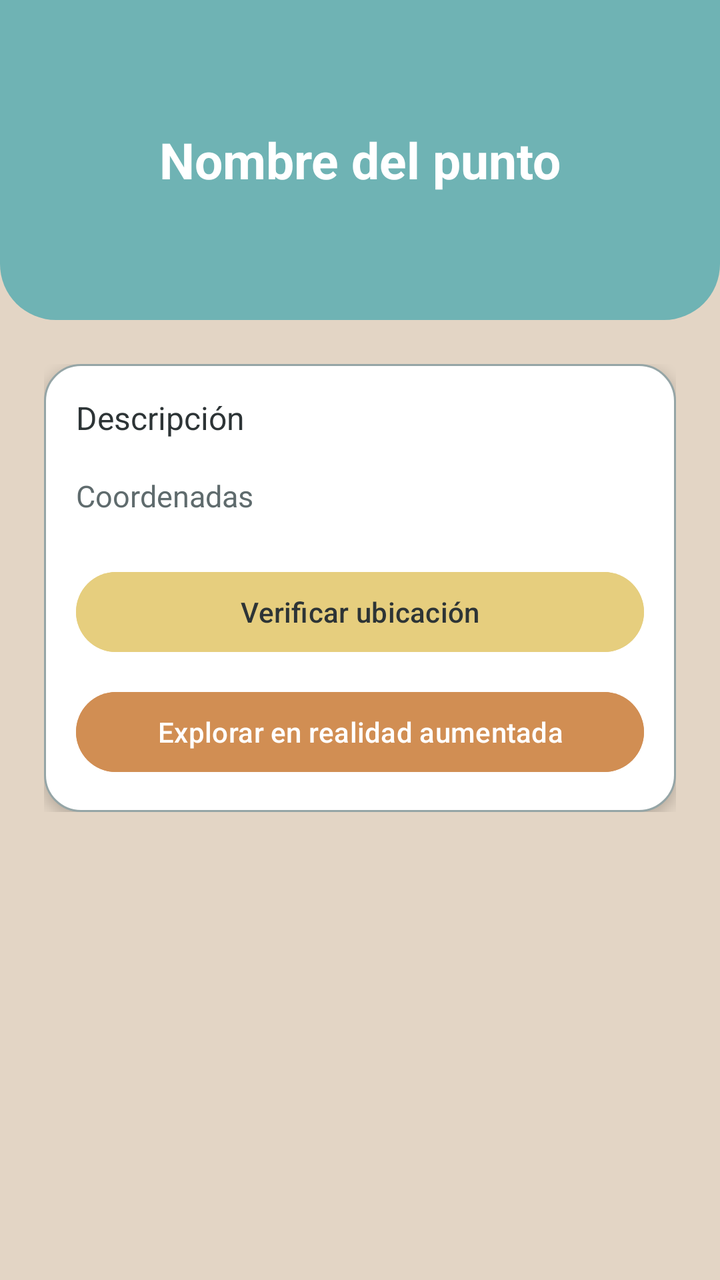
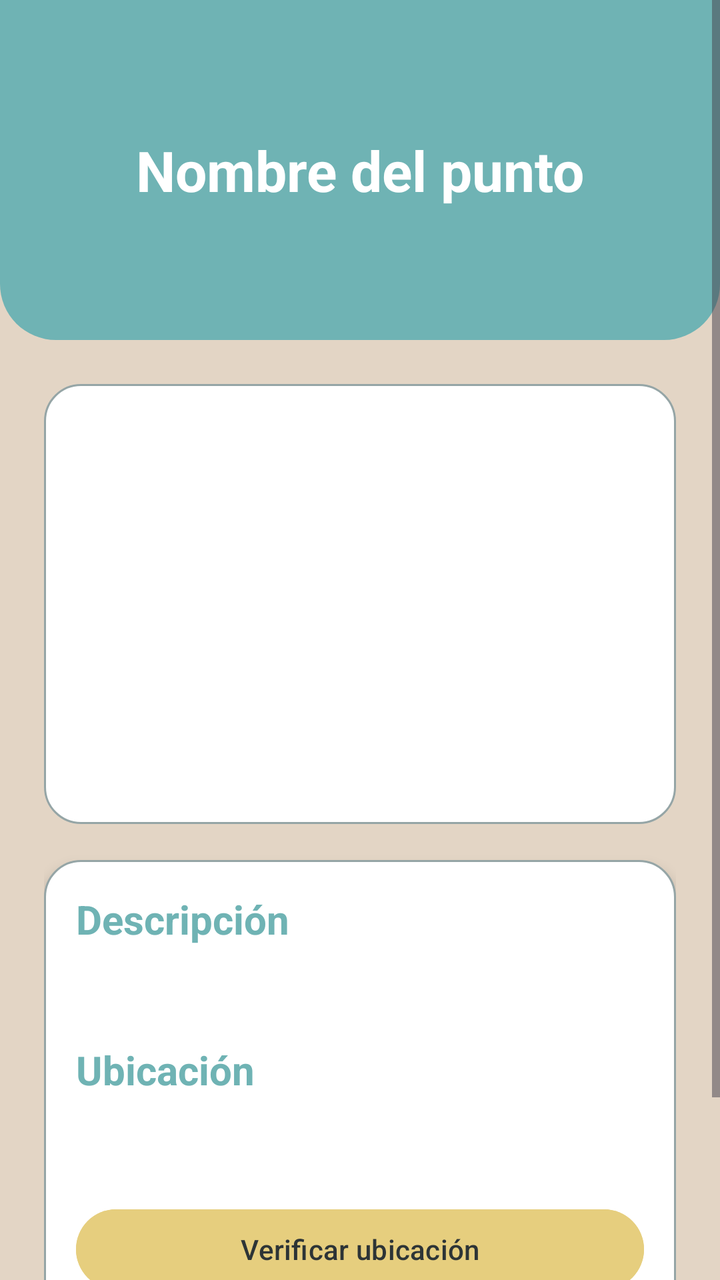

The first picture is an Android layout as it rendered before a commit; the second is the same layout after the commit. The layout source and the unified diff follow.
<!-- AndroidManifest.xml: application theme Theme.GuiaEducativaAR -->
<!-- res/layout/activity_detalle_punto.xml -->
<?xml version="1.0" encoding="utf-8"?>
<ScrollView xmlns:android="http://schemas.android.com/apk/res/android"
    android:layout_width="match_parent"
    android:layout_height="match_parent"
    android:background="@color/background_beige">

    <LinearLayout
        android:layout_width="match_parent"
        android:layout_height="wrap_content"
        android:orientation="vertical">

        <LinearLayout
            android:layout_width="match_parent"
            android:layout_height="160dp"
            android:gravity="center"
            android:orientation="vertical"
            android:background="@drawable/bg_header"
            android:padding="20dp">

            <TextView
                android:id="@+id/txtNombreDetalle"
                android:layout_width="match_parent"
                android:layout_height="wrap_content"
                android:text="Nombre del punto"
                android:textSize="25sp"
                android:textStyle="bold"
                android:textColor="@color/white"
                android:gravity="center" />

        </LinearLayout>

        <LinearLayout
            android:layout_width="match_parent"
            android:layout_height="wrap_content"
            android:orientation="vertical"
            android:padding="22dp">

            <LinearLayout
                android:layout_width="match_parent"
                android:layout_height="wrap_content"
                android:orientation="vertical"
                android:background="@drawable/bg_card"
                android:elevation="4dp">

                <TextView
                    android:id="@+id/txtDescripcionDetalle"
                    android:layout_width="match_parent"
                    android:layout_height="wrap_content"
                    android:text="Descripción"
                    android:textSize="16sp"
                    android:textColor="@color/text_primary" />

                <TextView
                    android:id="@+id/txtCoordenadas"
                    android:layout_width="match_parent"
                    android:layout_height="wrap_content"
                    android:text="Coordenadas"
                    android:textSize="15sp"
                    android:textColor="@color/text_secondary"
                    android:layout_marginTop="18dp" />

                <Button
                    android:id="@+id/btnVerificarUbicacion"
                    android:layout_width="match_parent"
                    android:layout_height="wrap_content"
                    android:text="Verificar ubicación"
                    android:textColor="@color/text_primary"
                    android:backgroundTint="@color/accent_gold"
                    android:layout_marginTop="24dp" />

                <Button
                    android:id="@+id/btnAbrirAR"
                    android:layout_width="match_parent"
                    android:layout_height="wrap_content"
                    android:text="Explorar en realidad aumentada"
                    android:textColor="@color/white"
                    android:backgroundTint="@color/accent_brown"
                    android:layout_marginTop="12dp" />

            </LinearLayout>

        </LinearLayout>

    </LinearLayout>

</ScrollView>
<!-- resources referenced by this layout -->
<resources>
  <color name="accent_brown">#D18E53</color>
  <color name="accent_gold">#E6CE7E</color>
  <color name="background_beige">#E3D5C5</color>
  <color name="text_primary">#2D3436</color>
  <color name="text_secondary">#5F6B6D</color>
  <color name="white">#FFFFFF</color>
  <!-- drawable bg_card (drawable) -->
  <?xml version="1.0" encoding="utf-8"?>
  <shape xmlns:android="http://schemas.android.com/apk/res/android">
      <solid android:color="@color/white" />
      <corners android:radius="18dp" />
      <stroke
          android:width="1dp"
          android:color="@color/secondary_gray" />
      <padding
          android:left="16dp"
          android:right="16dp"
          android:top="16dp"
          android:bottom="16dp" />
  </shape>
  <!-- drawable bg_header (drawable) -->
  <?xml version="1.0" encoding="utf-8"?>
  <shape xmlns:android="http://schemas.android.com/apk/res/android">
      <solid android:color="@color/primary_teal" />
      <corners
          android:bottomLeftRadius="28dp"
          android:bottomRightRadius="28dp" />
  </shape>
  <style name="Theme.GuiaEducativaAR" parent="Base.Theme.GuiaEducativaAR" />
  <color name="secondary_gray">#95A5A6</color>
  <color name="primary_teal">#6FB3B4</color>
  <style name="Base.Theme.GuiaEducativaAR" parent="Theme.Material3.DayNight.NoActionBar">
          
          
      </style>
</resources>

<!-- the commit's change to res/layout/activity_detalle_punto.xml (unified diff, before → after) -->
@@ -11,21 +11,21 @@
 
         <LinearLayout
             android:layout_width="match_parent"
-            android:layout_height="160dp"
+            android:layout_height="170dp"
+            android:background="@drawable/bg_header"
             android:gravity="center"
             android:orientation="vertical"
-            android:background="@drawable/bg_header"
             android:padding="20dp">
 
             <TextView
                 android:id="@+id/txtNombreDetalle"
                 android:layout_width="match_parent"
                 android:layout_height="wrap_content"
+                android:gravity="center"
                 android:text="Nombre del punto"
-                android:textSize="25sp"
-                android:textStyle="bold"
                 android:textColor="@color/white"
-                android:gravity="center" />
+                android:textSize="28sp"
+                android:textStyle="bold" />
 
         </LinearLayout>
 
@@ -35,47 +35,71 @@
             android:orientation="vertical"
             android:padding="22dp">
 
+            <ImageView
+                android:id="@+id/imgReferencia"
+                android:layout_width="match_parent"
+                android:layout_height="220dp"
+                android:scaleType="centerCrop"
+                android:background="@drawable/bg_card" />
+
             <LinearLayout
                 android:layout_width="match_parent"
                 android:layout_height="wrap_content"
-                android:orientation="vertical"
+                android:layout_marginTop="18dp"
                 android:background="@drawable/bg_card"
-                android:elevation="4dp">
+                android:elevation="4dp"
+                android:orientation="vertical">
+
+                <TextView
+                    android:layout_width="match_parent"
+                    android:layout_height="wrap_content"
+                    android:text="Descripción"
+                    android:textColor="@color/primary_teal"
+                    android:textSize="20sp"
+                    android:textStyle="bold" />
 
                 <TextView
                     android:id="@+id/txtDescripcionDetalle"
                     android:layout_width="match_parent"
                     android:layout_height="wrap_content"
-                    android:text="Descripción"
-                    android:textSize="16sp"
-                    android:textColor="@color/text_primary" />
+                    android:layout_marginTop="8dp"
+                    android:textColor="@color/text_primary"
+                    android:textSize="15sp" />
+
+                <TextView
+                    android:layout_width="match_parent"
+                    android:layout_height="wrap_content"
+                    android:layout_marginTop="20dp"
+                    android:text="Ubicación"
+                    android:textColor="@color/primary_teal"
+                    android:textSize="20sp"
+                    android:textStyle="bold" />
 
                 <TextView
                     android:id="@+id/txtCoordenadas"
                     android:layout_width="match_parent"
                     android:layout_height="wrap_content"
-                    android:text="Coordenadas"
-                    android:textSize="15sp"
+                    android:layout_marginTop="8dp"
                     android:textColor="@color/text_secondary"
-                    android:layout_marginTop="18dp" />
+                    android:textSize="15sp" />
 
                 <Button
                     android:id="@+id/btnVerificarUbicacion"
                     android:layout_width="match_parent"
                     android:layout_height="wrap_content"
+                    android:layout_marginTop="24dp"
+                    android:backgroundTint="@color/accent_gold"
                     android:text="Verificar ubicación"
-                    android:textColor="@color/text_primary"
-                    android:backgroundTint="@color/accent_gold"
-                    android:layout_marginTop="24dp" />
+                    android:textColor="@color/text_primary" />
 
                 <Button
                     android:id="@+id/btnAbrirAR"
                     android:layout_width="match_parent"
                     android:layout_height="wrap_content"
+                    android:layout_marginTop="12dp"
+                    android:backgroundTint="@color/accent_brown"
                     android:text="Explorar en realidad aumentada"
-                    android:textColor="@color/white"
-                    android:backgroundTint="@color/accent_brown"
-                    android:layout_marginTop="12dp" />
+                    android:textColor="@color/white" />
 
             </LinearLayout>
 
